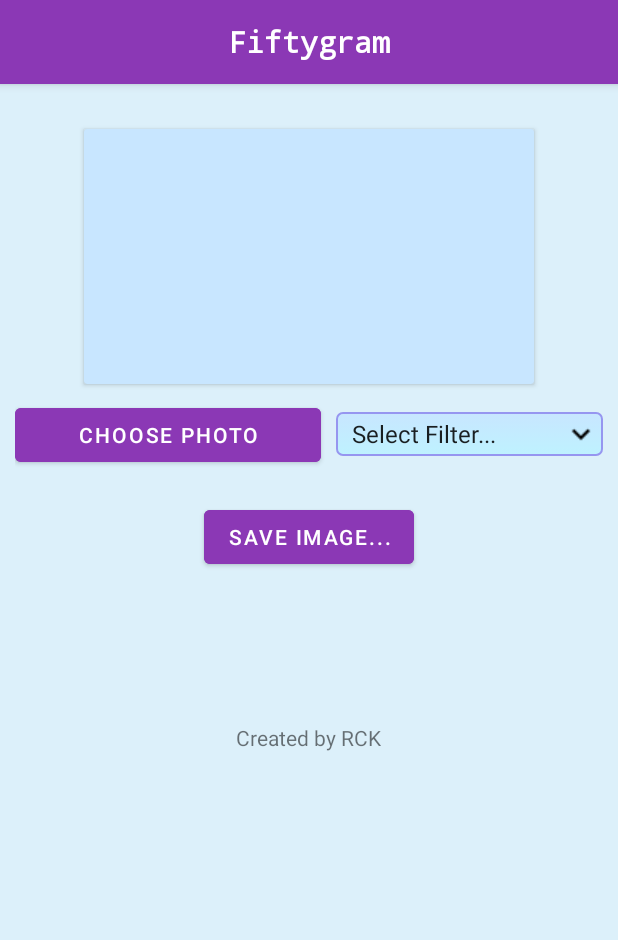
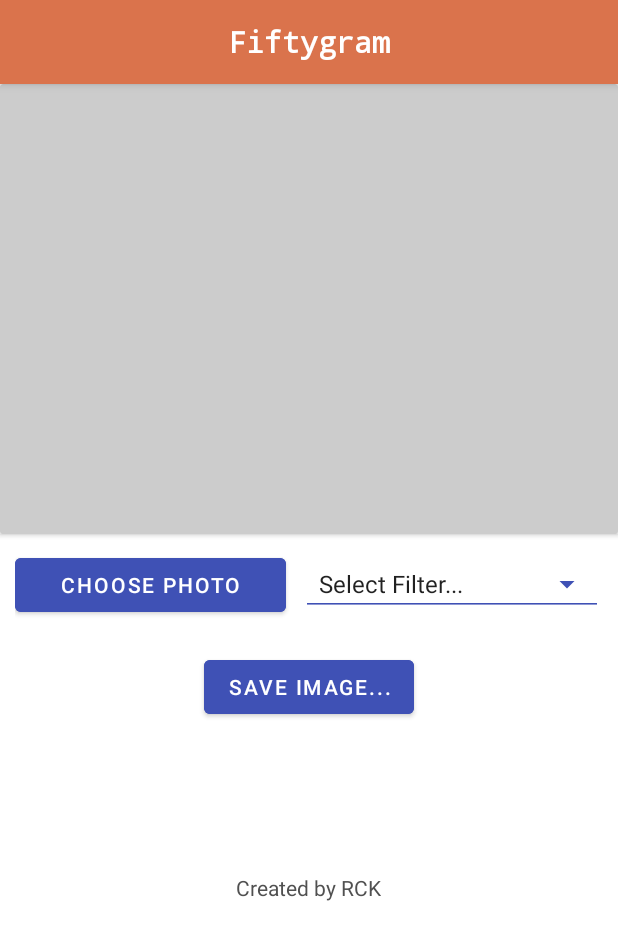
Before and after one commit to Rckskio/Fiftygram, an Android app: the screen it shows after launch (MainActivity), on a phone screen of 412 x 824 dp. Shown: the top 940 px of the screen. Run offline under Robolectric (Android 15) with nearby library versions, the light colour scheme and no system bars; libraries missing offline, so code that uses them is left out: jp.wasabeef.glide.

Commit message:
Update colors and cardView

```diff
--- a/app/src/main/java/com/rck/fiftygram/MainActivity.java
+++ b/app/src/main/java/com/rck/fiftygram/MainActivity.java
@@ -3,6 +3,7 @@ package com.rck.fiftygram;
 import androidx.annotation.Nullable;
 import androidx.appcompat.app.ActionBar;
 import androidx.appcompat.app.AppCompatActivity;
+import androidx.cardview.widget.CardView;
 import androidx.core.app.ActivityCompat;
 
 import android.Manifest;
--- a/app/src/main/res/drawable/gradient_spinner.xml
+++ /dev/null
@@ -1,18 +0,0 @@
-<?xml version="1.0" encoding="utf-8"?>
-<selector xmlns:android="http://schemas.android.com/apk/res/android">
-
-    <item><layer-list>
-        <item><shape>
-            <gradient android:angle="90" android:endColor="#C8E6FF" android:startColor="#BEF2FF" android:type="linear" />
-
-            <stroke android:width="1dp" android:color="#9696F0" />
-
-            <corners android:radius="4dp" />
-
-            <padding android:bottom="3dp" android:left="3dp" android:right="3dp" android:top="3dp" />
-        </shape></item>
-        <item ><bitmap android:gravity="bottom|right" android:src="@drawable/baseline_keyboard_arrow_down_black_24dp" />
-        </item>
-    </layer-list></item>
-
-</selector>
--- a/app/src/main/res/layout/activity_main.xml
+++ b/app/src/main/res/layout/activity_main.xml
@@ -5,7 +5,6 @@
     android:layout_width="match_parent"
     android:layout_height="match_parent"
     tools:context=".MainActivity"
-    android:background="@color/background_screen"
     >
 
     <RelativeLayout
@@ -15,16 +14,16 @@
         >
 
         <androidx.cardview.widget.CardView
-            android:backgroundTint="@color/background"
-            android:layout_marginTop="30dp"
+            android:backgroundTint="@color/car_view_color"
             android:layout_centerHorizontal="true"
-            android:layout_width="300dp"
-            android:layout_height="170dp"
+            android:layout_width="match_parent"
+            android:minHeight="300dp"
+            android:layout_height="match_parent"
             android:id="@+id/card_view">
 
             <ImageView
                 android:id="@+id/image_view"
-                android:layout_width="wrap_content"
+                android:layout_width="match_parent"
                 android:layout_height="wrap_content"
                 />
         </androidx.cardview.widget.CardView>
@@ -45,26 +44,36 @@
                 android:layout_width="wrap_content"
                 android:layout_height="wrap_content"
                 android:layout_weight="1.0"
-                android:backgroundTint="@color/app_feel"
                 android:layout_gravity="bottom"
+                style="@style/Button"
                 android:text="@string/btn_choose_photo_text" />
 
-            <Spinner
-                android:popupBackground="@color/spinner_color"
+            <!--<Spinner
                 android:id="@+id/filters_spinner"
-                style="@style/spinner_style"
                 android:layout_marginStart="10dp"
                 android:layout_gravity="bottom"
                 android:layout_width="wrap_content"
                 android:dropDownWidth="match_parent"
                 android:layout_height="wrap_content"
-                android:layout_weight="1.0"/>
+                android:layout_weight="1.0"/>-->
+
+            <androidx.appcompat.widget.AppCompatSpinner
+                android:id="@+id/filters_spinner"
+                android:layout_marginStart="10dp"
+                android:layout_gravity="bottom"
+                style="@style/Widget.AppCompat.Spinner.Underlined"
+                android:spinnerMode="dropdown"
+                android:layout_width="wrap_content"
+                android:layout_height="wrap_content"
+                android:theme="@style/Spinner"
+                android:layout_weight="1.0"
+                />
 
         </LinearLayout>
 
         <Button
+            style="@style/Button"
             android:layout_below="@+id/bnt_plus_spinner"
-            android:backgroundTint="@color/app_feel"
             android:layout_centerHorizontal="true"
             android:layout_width="wrap_content"
             android:layout_height="wrap_content"
@@ -76,10 +85,12 @@
             android:textAlignment="center"
             android:layout_centerHorizontal="true"
             android:layout_below="@+id/btn_save"
+            style="@style/TextView"
             android:paddingTop="100dp"
             android:layout_width="wrap_content"
             android:layout_height="wrap_content"
-            android:text="@string/credits_creator"/>
+            android:text="@string/credits_creator"
+            android:layout_marginBottom="5dp"/>
 
 
     </RelativeLayout>
--- a/app/src/main/res/values-night/themes.xml
+++ b/app/src/main/res/values-night/themes.xml
@@ -3,8 +3,8 @@
     <style name="Theme.Fiftygram" parent="Theme.MaterialComponents.DayNight.DarkActionBar">
         <!-- Primary brand color. -->
         <item name="colorPrimary">@color/purple_200</item>
-        <item name="colorPrimaryVariant">@color/purple_700</item>
-        <item name="colorOnPrimary">@color/black</item>
+        <item name="colorPrimaryVariant">@color/app_top_appbar</item>
+        <item name="colorOnPrimary">@color/app_feel</item>
         <!-- Secondary brand color. -->
         <item name="colorSecondary">@color/teal_200</item>
         <item name="colorSecondaryVariant">@color/teal_200</item>
@@ -13,4 +13,9 @@
         <item name="android:statusBarColor" tools:targetApi="l">?attr/colorPrimaryVariant</item>
         <!-- Customize your theme here. -->
     </style>
+
+    <style name="TextView">
+        <item name="android:textColor">@android:color/white</item>
+    </style>
+
 </resources>
--- a/app/src/main/res/values/colors.xml
+++ b/app/src/main/res/values/colors.xml
@@ -7,9 +7,14 @@
     <color name="teal_700">#FF018786</color>
     <color name="black">#FF000000</color>
     <color name="white">#FFFFFFFF</color>
-    <color name="app_feel">#8B38B5</color>
-    <color name="app_top">#702597</color>
-    <color name="background">#C8E6FF</color>
-    <color name="background_screen">#DCF0FA</color>
-    <color name="spinner_color">#C8E6FF</color>
+    <color name="app_feel">#DA734C</color>
+    <color name="app_top_appbar">#BC4924</color>
+    <color name="background">#FFFFFF</color>
+    <color name="background_screen">#FFFFFF</color>
+    <color name="spinner_color">#3F51B5</color>
+    <color name="btn_color">#3F51B5</color>
+    <color name="btn_text_colo">#FFFFFF</color>
+    <color name="spinner_text_color">#FFFFFF</color>
+    <color name="credits_text_color">#505050</color>
+    <color name="car_view_color">#CCCCCC</color>
 </resources>
--- a/app/src/main/res/values/themes.xml
+++ b/app/src/main/res/values/themes.xml
@@ -3,7 +3,7 @@
     <style name="Theme.Fiftygram" parent="Theme.MaterialComponents.DayNight.DarkActionBar">
         <!-- Primary brand color. -->
         <item name="colorPrimary">@color/app_feel</item>
-        <item name="colorPrimaryVariant">@color/app_top</item>
+        <item name="colorPrimaryVariant">@color/app_top_appbar</item>
         <item name="colorOnPrimary">@color/white</item>
         <!-- Secondary brand color. -->
         <item name="colorSecondary">@color/teal_200</item>
@@ -14,10 +14,23 @@
         <!-- Customize your theme here. -->
     </style>
 
-    <style name="spinner_style">
-        <item name="android:layout_width">wrap_content</item>
-        <item name="android:layout_height">wrap_content</item>
-        <item name="android:background">@drawable/gradient_spinner</item>
+    <style name="Spinner">
+        <item name="android:backgroundTint">@color/spinner_color</item>
+        <item name="android:foregroundTint">@color/spinner_color</item>
+        <item name="color">@color/spinner_color</item>
+        <item name="backgroundColor">@color/spinner_color</item>
+        <item name="colorOnBackground">@color/spinner_color</item>
+        <item name="android:textColor">@color/spinner_text_color</item>
+    </style>
+
+    <style name="Button">
+        <item name="android:backgroundTint">@color/btn_color</item>
+        <item name="backgroundColor">@color/btn_color</item>
+        <item name="android:textColor">@color/btn_text_colo</item>
+    </style>
+
+    <style name="TextView">
+        <item name="android:textColor">@color/credits_text_color</item>
     </style>
 
 </resources>
```
Also changed, not shown: app/src/main/res/drawable-v24/baseline_keyboard_arrow_down_black_24dp.png (deleted).
